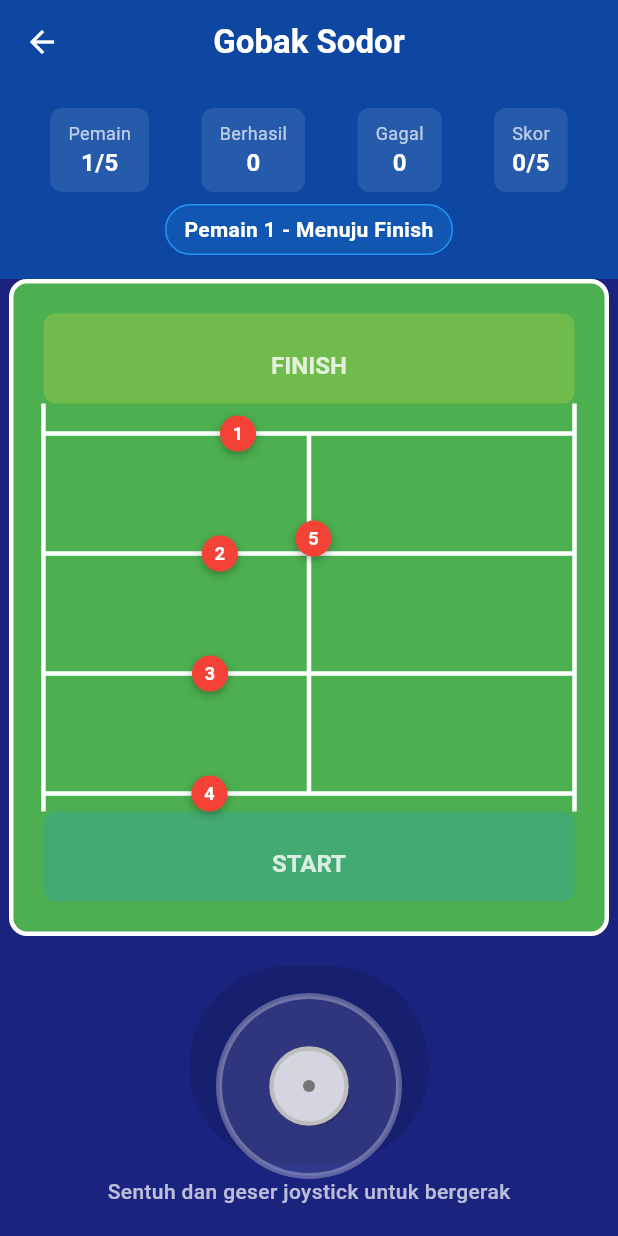
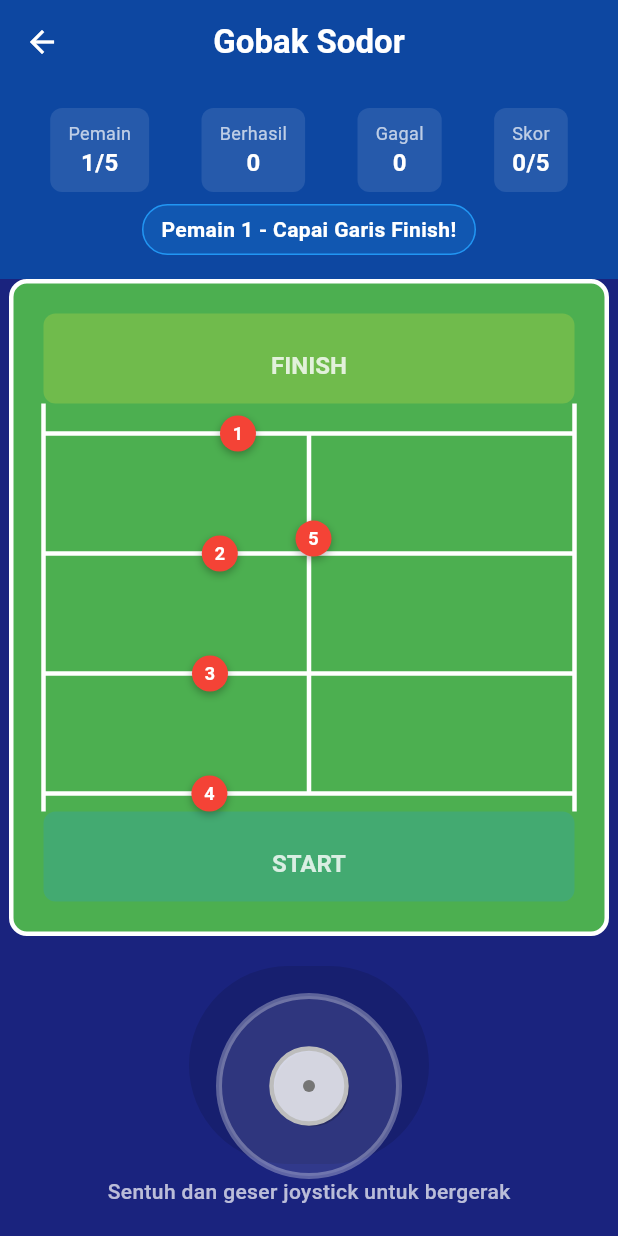
Before and after one commit to yosuatarigan/game-permainan-tradisional-simulasi, a Flutter app: the GobakSodorGame screen opened directly, after a tap on "Mulai Game", on a phone screen of 412 x 824 dp. Run offline on Flutter 3.47's test engine with Material 3 defaults, Android fonts, the phone set to English and light mode, and no system bars; our stand-ins replace audioplayers, shared_preferences; missing offline and left inert: flame; accounts and stored records are empty; Roboto replaces fonts that are missing (Poppins).

Commit message:
hadang selesai

```diff
--- a/lib/gobaksodor/gobak_sodor_game.dart
+++ b/lib/gobaksodor/gobak_sodor_game.dart
@@ -131,16 +131,8 @@ class _GobakSodorGameState extends State<GobakSodorGame>
   }
 
   void _checkGameState() {
-    // Check if reached finish line (top area)
-    if (!hasReachedFinish && playerPosition.dy <= 90) {
-      hasReachedFinish = true;
-      returningHome = true;
-      gameMessage = 'Pemain $currentPlayer - Kembali ke Start!';
-      _addSuccessParticles();
-    }
-
-    // Check if returned home successfully
-    if (hasReachedFinish && returningHome && playerPosition.dy >= 420) {
+    // Check if reached finish line (top area) - langsung selesai!
+    if (!playerCompleted && playerPosition.dy <= 90) {
       _playerCompletedRound();
     }
   }
@@ -154,11 +146,9 @@ class _GobakSodorGameState extends State<GobakSodorGame>
       playersFailed = 0;
       totalScore = 0;
       playerPosition = const Offset(200, 460);
-      returningHome = false;
-      hasReachedFinish = false;
       playerCaught = false;
       playerCompleted = false;
-      gameMessage = 'Pemain 1 - Menuju Finish';
+      gameMessage = 'Pemain 1 - Capai Garis Finish!';
     });
   }
 
@@ -355,16 +345,17 @@ class _GobakSodorGameState extends State<GobakSodorGame>
       playerCompleted = true;
       playersCompleted++;
       totalScore++;
-      gameMessage = 'Pemain $currentPlayer Berhasil! (+1 Poin)';
+      gameMessage = 'Pemain $currentPlayer Berhasil Sampai Finish! (+1 Poin)';
       playerVelocity = Offset.zero;
       joystickActive = false;
       knobPosition = Offset(joystickRadius + 20, joystickRadius + 20);
     });
 
+    _addSuccessParticles();
     _addVictoryParticles();
 
     // Show success message then move to next player
-    Future.delayed(const Duration(milliseconds: 1500), () {
+    Future.delayed(const Duration(milliseconds: 2000), () {
       if (mounted) {
         _nextPlayer();
       }
@@ -388,9 +379,7 @@ class _GobakSodorGameState extends State<GobakSodorGame>
         playerCaught = false;
         playerCompleted = false;
         playerPosition = const Offset(200, 460);
-        returningHome = false;
-        hasReachedFinish = false;
-        gameMessage = 'Pemain $currentPlayer - Menuju Finish';
+        gameMessage = 'Pemain $currentPlayer - Capai Garis Finish!';
         playerVelocity = Offset.zero;
         joystickActive = false;
         knobPosition = Offset(joystickRadius + 20, joystickRadius + 20);
@@ -449,14 +438,14 @@ class _GobakSodorGameState extends State<GobakSodorGame>
                     decoration: BoxDecoration(
                       color: playerCaught
                           ? Colors.red.withOpacity(0.2)
-                          : hasReachedFinish
+                          : playerCompleted
                               ? Colors.green.withOpacity(0.2)
                               : Colors.blue.withOpacity(0.2),
                       borderRadius: BorderRadius.circular(20),
                       border: Border.all(
                         color: playerCaught
                             ? Colors.red
-                            : hasReachedFinish
+                            : playerCompleted
                                 ? Colors.green
                                 : Colors.blue,
                       ),
@@ -552,7 +541,7 @@ class _GobakSodorGameState extends State<GobakSodorGame>
                         decoration: BoxDecoration(
                           color: playerCaught
                               ? Colors.orange
-                              : returningHome
+                              : playerCompleted
                                   ? Colors.green
                                   : Colors.blue,
                           borderRadius: BorderRadius.circular(playerSize / 2),
@@ -560,7 +549,7 @@ class _GobakSodorGameState extends State<GobakSodorGame>
                             BoxShadow(
                               color: playerCaught
                                   ? Colors.orange.withOpacity(0.6)
-                                  : returningHome
+                                  : playerCompleted
                                       ? Colors.green.withOpacity(0.6)
                                       : Colors.blue.withOpacity(0.6),
                               blurRadius: playerMoving ? 8 : 4,
```
